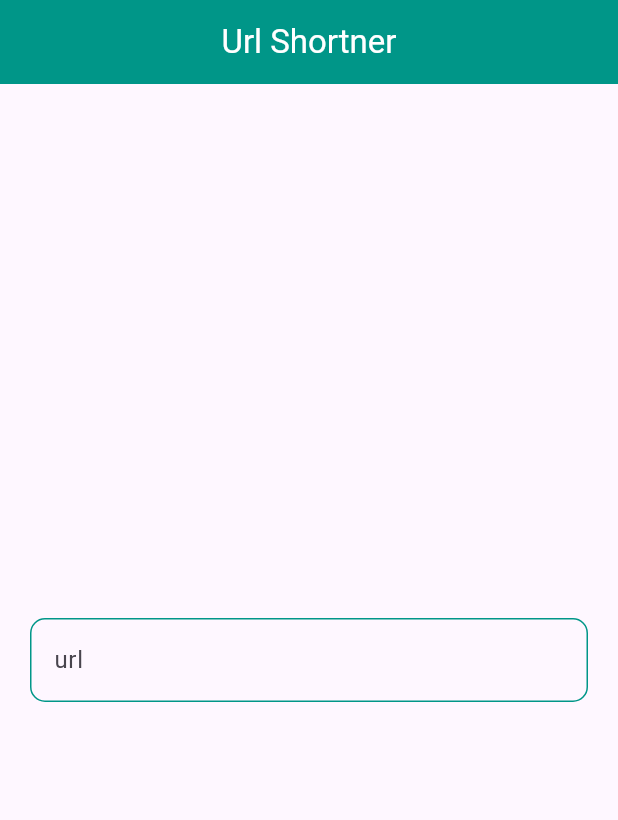
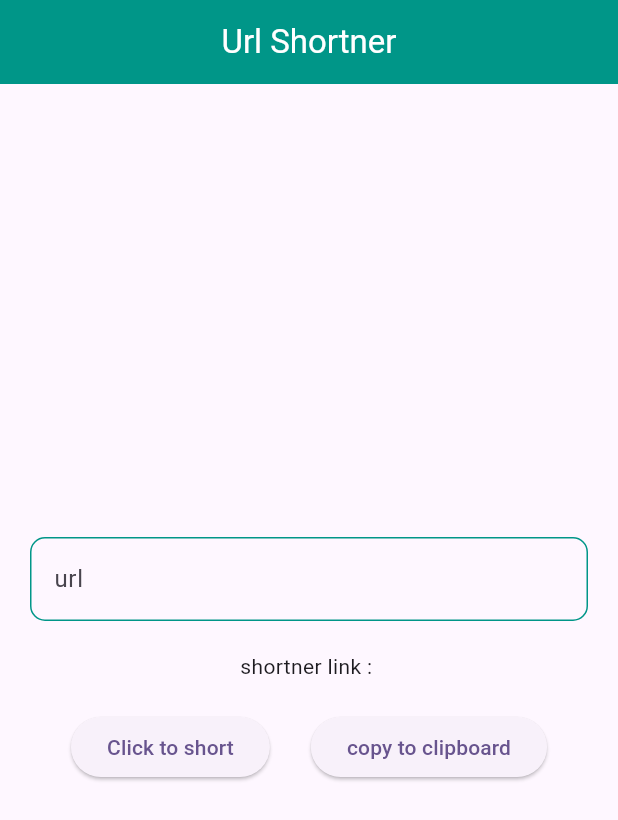
Before and after one commit to shadu-rz/shortner-url-app, a Flutter app: the screen it shows after launch, on a phone screen of 412 x 824 dp. Shown: the top 820 px of the screen. Run offline on Flutter 3.47's test engine with Material 2 defaults, Android fonts, the phone set to English and light mode, and no system bars; missing offline and left inert: clipboard.

Commit message:
finalized all functions of the app

```diff
--- a/lib/home.dart
+++ b/lib/home.dart
@@ -1,3 +1,4 @@
+import 'package:clipboard/clipboard.dart';
 import 'package:flutter/material.dart';
 import 'package:http/http.dart' as http;
 import 'dart:convert';
@@ -10,10 +11,9 @@ class HomePage extends StatefulWidget {
 }
 
 class _HomePageState extends State<HomePage> {
-
   TextEditingController urlController = TextEditingController();
 
-    //method to call api
+  //method to call api
 
   var shortLink = '';
 
@@ -28,7 +28,6 @@ class _HomePageState extends State<HomePage> {
     });
 
     return 'Success';
-
   }
 
   @override
@@ -44,7 +43,7 @@ class _HomePageState extends State<HomePage> {
           ),
         ),
       ),
-      body:  Padding(
+      body: Padding(
         padding: const EdgeInsets.all(20.0),
         child: Column(
           mainAxisAlignment: MainAxisAlignment.center,
@@ -62,6 +61,30 @@ class _HomePageState extends State<HomePage> {
                     borderRadius: BorderRadius.circular(10)),
               ),
             ),
+            const SizedBox(
+              height: 20,
+            ),
+            Text('shortner link : $shortLink'),
+            const SizedBox(
+              height: 20,
+            ),
+            Row(
+              mainAxisAlignment: MainAxisAlignment.spaceEvenly,
+              children: [
+                ElevatedButton(
+                  onPressed: () {
+                    getData();
+                  },
+                  child: const Text('Click to short'),
+                ),
+                ElevatedButton(
+                  onPressed: () {
+                    FlutterClipboard.copy(shortLink);
+                  },
+                  child: const Text('copy to clipboard'),
+                ),
+              ],
+            )
           ],
         ),
       ),
```
